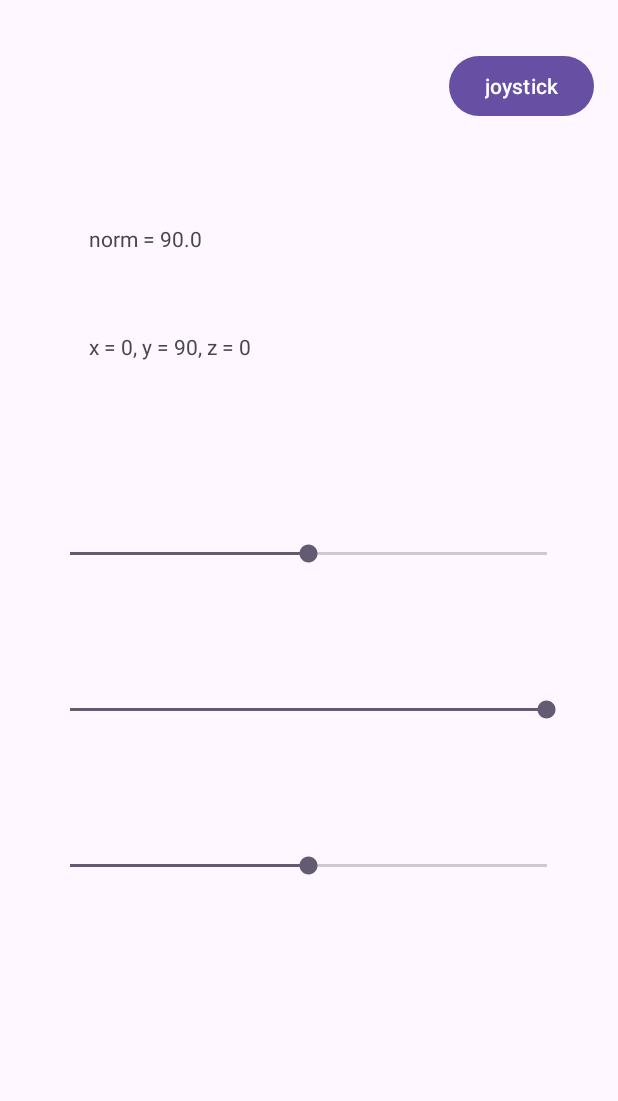
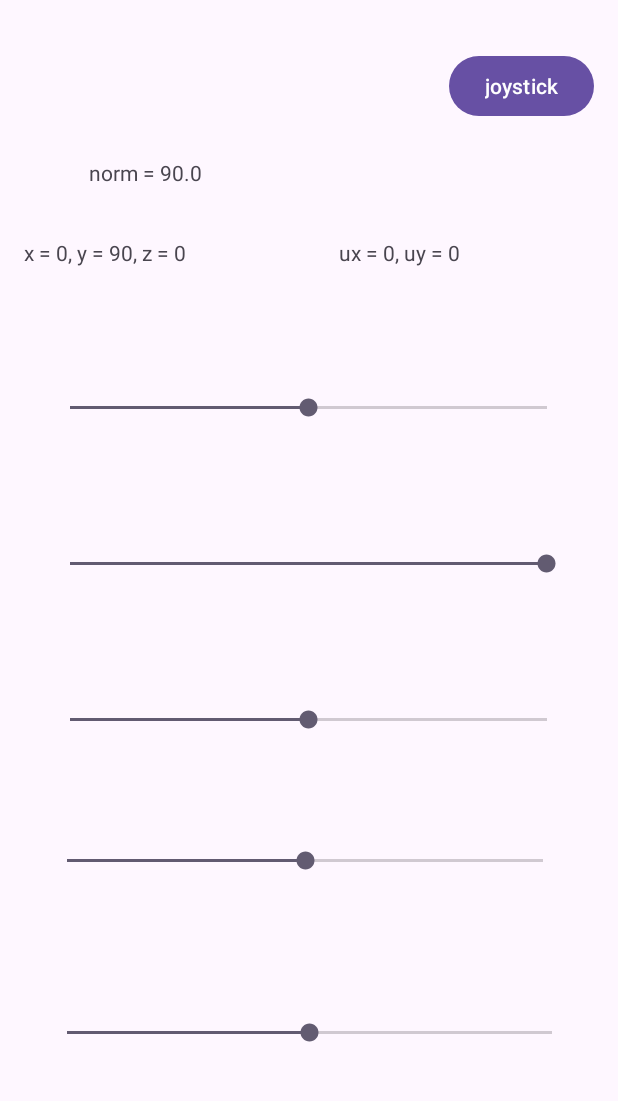
Before and after one commit to Golimorph/VICTOR, an Android app: the ClawAngleFragment screen opened through its navigation route, on a phone screen of 412 x 824 dp, the part 70-1171 px from its top. Run offline under Robolectric (Android 15) with nearby library versions, the phone set to English and light mode, and no system bars; our stand-ins replace navigation-ui.

Commit message:
app update: add camera angle

```diff
--- a/android_app/app/src/main/java/com/example/victor/ClawAngleFragment.kt
+++ b/android_app/app/src/main/java/com/example/victor/ClawAngleFragment.kt
@@ -51,6 +51,7 @@ class ClawAngleFragment : Fragment() {
     private fun updateText(){
         binding.textView2.setText("norm = ${_victorState.getClawNorm()}")
         binding.textView.setText("x = ${_victorState.getClawX()}, y = ${_victorState.getClawY()}, z = ${_victorState.getClawZ()}")
+        binding.textView3.setText("ux = ${_victorState.getCameraX()}, uy = ${_victorState.getCameraY()}")
     }
 
     private fun setSeekbarsListeners(){
@@ -65,6 +66,12 @@ class ClawAngleFragment : Fragment() {
         binding.seekBarZ.min = -90
         binding.seekBarZ.progress = _victorState.getClawZ()
         binding.seekBarZ.max = 90
+        binding.seekBarCameraX.min = -90
+        binding.seekBarCameraX.progress = 0
+        binding.seekBarCameraX.max = 90
+        binding.seekBarCameraY.min = -90
+        binding.seekBarCameraY.progress = 0
+        binding.seekBarCameraY.max = 90
 
         binding.seekBarX.setOnSeekBarChangeListener(object : SeekBar.OnSeekBarChangeListener {
             override fun onProgressChanged(seekBar: SeekBar?, progress: Int, fromUser: Boolean) {
@@ -98,6 +105,24 @@ class ClawAngleFragment : Fragment() {
             override fun onStartTrackingTouch(seekBar: SeekBar?) {}
             override fun onStopTrackingTouch(seekBar: SeekBar?) {}
         })
+
+        binding.seekBarCameraX.setOnSeekBarChangeListener(object : SeekBar.OnSeekBarChangeListener {
+            override fun onProgressChanged(seekBar: SeekBar?, progress: Int, fromUser: Boolean) {
+                _victorState.setCameraAngle(progress, _victorState.getCameraY())
+                updateText()
+            }
+            override fun onStartTrackingTouch(seekBar: SeekBar?) {}
+            override fun onStopTrackingTouch(seekBar: SeekBar?) {}
+        })
+
+        binding.seekBarCameraY.setOnSeekBarChangeListener(object : SeekBar.OnSeekBarChangeListener {
+            override fun onProgressChanged(seekBar: SeekBar?, progress: Int, fromUser: Boolean) {
+                _victorState.setCameraAngle(_victorState.getCameraX(),progress)
+                updateText()
+            }
+            override fun onStartTrackingTouch(seekBar: SeekBar?) {}
+            override fun onStopTrackingTouch(seekBar: SeekBar?) {}
+        })
     }
 
 
--- a/android_app/app/src/main/java/com/example/victor/victorCommunication/VictorState.kt
+++ b/android_app/app/src/main/java/com/example/victor/victorCommunication/VictorState.kt
@@ -24,6 +24,8 @@ class VictorState {
     private var _clawZ: Int = 0
     private var _leftTrackSpeed: Int = 0
     private var _rightTrackSpeed: Int = 0
+    private var _xangle: Int = 0 //camera angle
+    private var _yangle: Int = 0 //camera angle
 
     /*This method starts a thread in the scope of this class, which will take the current state of arm and claw and send it to
     * victor every 10ms. For the tracks this is not needed as a moveTrack message can be proceesed quick enough by victor.*/
@@ -123,6 +125,14 @@ class VictorState {
         return _clawZ
     }
 
+    fun getCameraX(): Int {
+        return _xangle
+    }
+
+    fun getCameraY(): Int {
+        return _yangle
+    }
+
     fun setTrackSpeed(leftTrackSpeed: Int, rightTrackSpeed: Int){
         if(leftTrackSpeed == _leftTrackSpeed && rightTrackSpeed == _rightTrackSpeed) {
             return
@@ -131,6 +141,19 @@ class VictorState {
         _rightTrackSpeed = rightTrackSpeed
 
         val message = MoveTracksMessage(leftTrackSpeed, rightTrackSpeed)
+        CoroutineScope(Dispatchers.Main).launch {
+            _victorClient.send(message.toString())
+        }
+    }
+
+    fun setCameraAngle(xangle: Int, yangle: Int){
+        if(xangle == _xangle && yangle == _yangle) {
+            return
+        }
+        _xangle = xangle
+        _yangle = yangle
+
+        val message = MoveCameraMessage(xangle, yangle)
         CoroutineScope(Dispatchers.Main).launch {
             _victorClient.send(message.toString())
         }
--- a/android_app/app/src/main/java/com/example/victor/victorCommunication/victorMessages.kt
+++ b/android_app/app/src/main/java/com/example/victor/victorCommunication/victorMessages.kt
@@ -15,3 +15,6 @@ data class MoveClawMessage(var state: Int) {}
 
 /* Change the angle of the claw. The data is a vector x,y,z of length 125 (normalize needed as Int is not so good) */
 data class MoveClawAngleMessage(val x: Int, val y: Int, val z: Int) {}
+
+/* Change the angle of the camera.*/
+data class MoveCameraMessage(val xangle: Int, val yangle: Int) {}
--- a/android_app/app/src/main/res/layout/fragment_claw_angle.xml
+++ b/android_app/app/src/main/res/layout/fragment_claw_angle.xml
@@ -16,7 +16,7 @@
             android:id="@+id/seekBarX"
             android:layout_width="350dp"
             android:layout_height="80dp"
-            android:layout_marginTop="52dp"
+            android:layout_marginTop="20dp"
             app:layout_constraintEnd_toEndOf="parent"
             app:layout_constraintHorizontal_bias="0.482"
             app:layout_constraintStart_toStartOf="parent"
@@ -56,26 +56,53 @@
 
         <TextView
             android:id="@+id/textView"
-            android:layout_width="293dp"
-            android:layout_height="56dp"
-            android:layout_marginTop="188dp"
+            android:layout_width="190dp"
+            android:layout_height="53dp"
             android:text="TextView"
-            app:layout_constraintEnd_toEndOf="parent"
-            app:layout_constraintHorizontal_bias="0.497"
             app:layout_constraintStart_toStartOf="parent"
-            app:layout_constraintTop_toTopOf="parent" />
+            app:layout_constraintTop_toBottomOf="@+id/textView2" />
 
         <TextView
             android:id="@+id/textView2"
             android:layout_width="292dp"
             android:layout_height="53dp"
+            android:layout_marginTop="72dp"
             android:text="TextView"
-            app:layout_constraintBottom_toTopOf="@+id/textView"
             app:layout_constraintEnd_toEndOf="parent"
             app:layout_constraintHorizontal_bias="0.494"
             app:layout_constraintStart_toStartOf="parent"
-            app:layout_constraintTop_toTopOf="parent"
-            app:layout_constraintVertical_bias="0.859" />
+            app:layout_constraintTop_toTopOf="parent" />
+
+        <SeekBar
+            android:id="@+id/seekBarCameraX"
+            android:layout_width="349dp"
+            android:layout_height="84dp"
+            android:layout_marginTop="12dp"
+            app:layout_constraintEnd_toEndOf="parent"
+            app:layout_constraintHorizontal_bias="0.423"
+            app:layout_constraintStart_toStartOf="parent"
+            app:layout_constraintTop_toBottomOf="@+id/seekBarZ" />
+
+        <SeekBar
+            android:id="@+id/seekBarCameraY"
+            android:layout_width="355dp"
+            android:layout_height="68dp"
+            app:layout_constraintBottom_toBottomOf="parent"
+            app:layout_constraintEnd_toEndOf="parent"
+            app:layout_constraintStart_toStartOf="parent"
+            app:layout_constraintTop_toBottomOf="@+id/seekBarCameraX" />
+
+        <TextView
+            android:id="@+id/textView3"
+            android:layout_width="170dp"
+            android:layout_height="51dp"
+            android:text="TextView"
+            app:layout_constraintBottom_toTopOf="@+id/seekBarX"
+            app:layout_constraintEnd_toEndOf="parent"
+            app:layout_constraintHorizontal_bias="1.0"
+            app:layout_constraintStart_toEndOf="@+id/textView"
+            app:layout_constraintTop_toBottomOf="@+id/textView2"
+            app:layout_constraintVertical_bias="0.0" />
 
 
     </androidx.constraintlayout.widget.ConstraintLayout>
```
Also changed, not shown: 2 other files.
